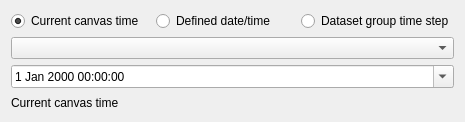
qgis/QGIS, file src/ui/processing/qgsprocessingmeshdatasettimewidget.ui: the form before one commit.
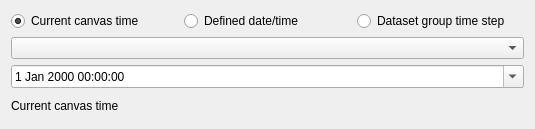
The form after the commit.

The edit to the form file:
```diff
--- a/src/ui/processing/qgsprocessingmeshdatasettimewidget.ui
+++ b/src/ui/processing/qgsprocessingmeshdatasettimewidget.ui
@@ -6,8 +6,8 @@
    <rect>
     <x>0</x>
     <y>0</y>
-    <width>465</width>
-    <height>122</height>
+    <width>535</width>
+    <height>129</height>
    </rect>
   </property>
   <property name="windowTitle">
```
Left out of the diff: 7 changed lines with no effect on the pictures.
